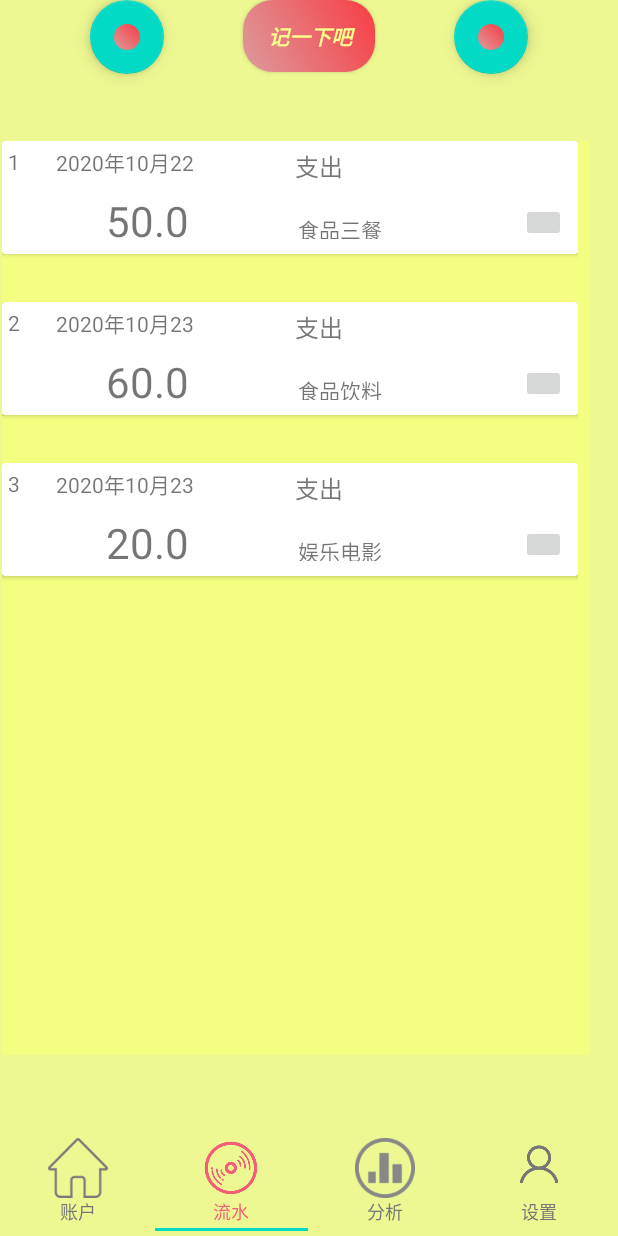
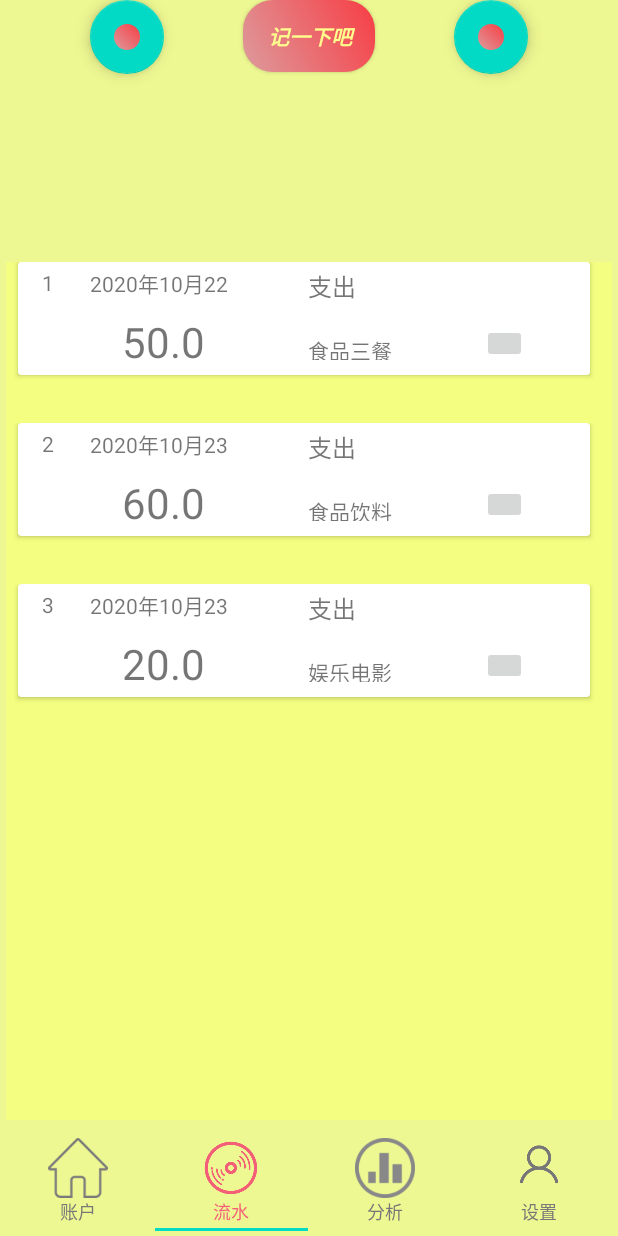
Before and after one commit to CMathmo/software-engineering, an Android app: the screen it shows after launch (MainActivity), item 2 of the bottom bar chosen, on a phone screen of 412 x 824 dp. Run offline under Robolectric (Android 15) with nearby library versions, the phone set to English and light mode, and no system bars; our stand-ins replace Room's generated code; 2 statements that could not run were skipped.

Commit message:
调整了布局大小，添加了屏幕适配

```diff
--- a/t_Book/app/src/main/res/layout/activity_show.xml
+++ b/t_Book/app/src/main/res/layout/activity_show.xml
@@ -36,14 +36,13 @@
 
         <androidx.viewpager.widget.ViewPager
             android:id="@+id/viewPager"
-            android:layout_width="412dp"
-            android:layout_height="612dp"
-            android:layout_marginStart="1dp"
-            android:layout_marginEnd="1dp"
+            android:layout_width="0dp"
+            android:layout_height="0dp"
+            android:layout_marginStart="4dp"
+            android:layout_marginEnd="4dp"
             android:layout_marginBottom="8dp"
             app:layout_constraintBottom_toTopOf="@+id/tabLayout"
             app:layout_constraintEnd_toEndOf="parent"
-            app:layout_constraintHorizontal_bias="0.0"
             app:layout_constraintStart_toStartOf="parent"
             app:layout_constraintTop_toBottomOf="@+id/add_button">
 
--- a/t_Book/app/src/main/res/layout/fragment_pipeline.xml
+++ b/t_Book/app/src/main/res/layout/fragment_pipeline.xml
@@ -9,13 +9,13 @@
 
     <androidx.recyclerview.widget.RecyclerView
         android:id="@+id/pipeline_recycle"
-        android:layout_width="392dp"
-        android:layout_height="609dp"
+        android:layout_width="0dp"
+        android:layout_height="572dp"
         android:background="#F4FF81"
         android:foregroundGravity="center_vertical|center"
         app:layout_constraintBottom_toBottomOf="parent"
-        app:layout_constraintStart_toStartOf="parent"
-        app:layout_constraintTop_toTopOf="parent"
-        app:layout_constraintVertical_bias="1.0" />
+        app:layout_constraintEnd_toEndOf="parent"
+        app:layout_constraintHorizontal_bias="0.444"
+        app:layout_constraintStart_toStartOf="parent" />
 
 </androidx.constraintlayout.widget.ConstraintLayout>
--- a/t_Book/app/src/main/res/layout/recycle_pipeline_view.xml
+++ b/t_Book/app/src/main/res/layout/recycle_pipeline_view.xml
@@ -8,8 +8,10 @@
 
     <androidx.cardview.widget.CardView
         android:id="@+id/pipeline_card"
-        android:layout_width="384dp"
+        android:layout_width="wrap_content"
         android:layout_height="75dp"
+        android:layout_marginStart="8dp"
+        android:layout_marginEnd="8dp"
         android:layout_marginBottom="32dp"
         app:layout_constraintBottom_toBottomOf="parent"
         app:layout_constraintEnd_toEndOf="parent"
@@ -24,10 +26,10 @@
                 android:id="@+id/textID"
                 android:layout_width="wrap_content"
                 android:layout_height="wrap_content"
-                android:layout_marginStart="4dp"
+                android:layout_marginStart="12dp"
                 android:layout_marginTop="4dp"
                 android:text="ID"
-                app:layout_constraintStart_toStartOf="parent"
+                app:layout_constraintStart_toStartOf="@+id/textAmount"
                 app:layout_constraintTop_toTopOf="parent" />
 
             <TextView
@@ -54,23 +56,20 @@
 
             <TextView
                 android:id="@+id/textType"
-                android:layout_width="163dp"
+                android:layout_width="188dp"
                 android:layout_height="31dp"
-                android:layout_marginBottom="8dp"
+                android:layout_marginStart="4dp"
+                android:layout_marginTop="4dp"
                 android:text="Type"
                 android:textSize="16dp"
-                app:layout_constraintBottom_toTopOf="@+id/textClass"
-                app:layout_constraintEnd_toEndOf="parent"
-                app:layout_constraintHorizontal_bias="0.68"
-                app:layout_constraintStart_toEndOf="@+id/textTime"
-                app:layout_constraintTop_toTopOf="parent"
-                app:layout_constraintVertical_bias="0.555" />
+                app:layout_constraintStart_toEndOf="@+id/textAmount"
+                app:layout_constraintTop_toTopOf="parent" />
 
             <TextView
                 android:id="@+id/textClass"
-                android:layout_width="140dp"
+                android:layout_width="wrap_content"
                 android:layout_height="17dp"
-                android:layout_marginStart="8dp"
+                android:layout_marginStart="4dp"
                 android:layout_marginTop="48dp"
                 android:text="Class"
                 app:layout_constraintStart_toEndOf="@+id/textAmount"
@@ -84,6 +83,8 @@
                 android:layout_marginBottom="8dp"
                 app:layout_constraintBottom_toBottomOf="parent"
                 app:layout_constraintEnd_toEndOf="parent"
+                app:layout_constraintHorizontal_bias="0.64"
+                app:layout_constraintStart_toEndOf="@+id/textClass"
                 app:srcCompat="@android:drawable/ic_menu_more" />
 
         </androidx.constraintlayout.widget.ConstraintLayout>
```
Also changed, not shown: t_Book/app/src/main/res/layout/fragment_account.xml (+6 -6 lines), t_Book/app/src/main/res/layout/fragment_analysis.xml (+6 -3 lines), t_Book/app/src/main/res/values/strings.xml (+4 -4 lines).
